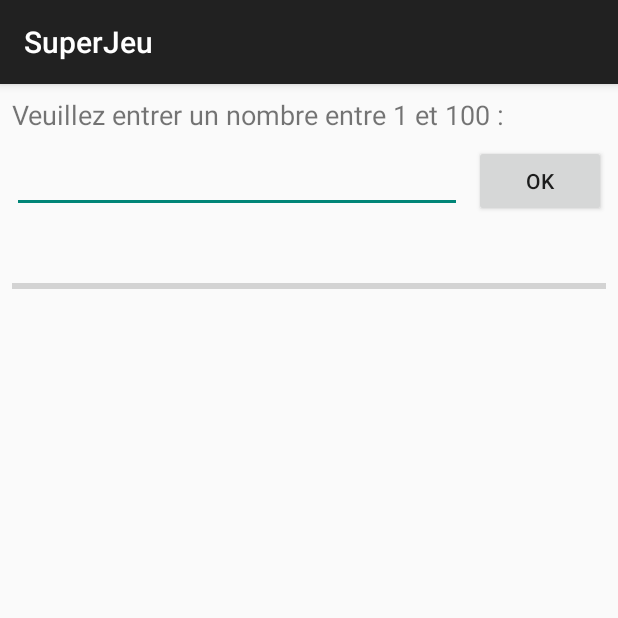
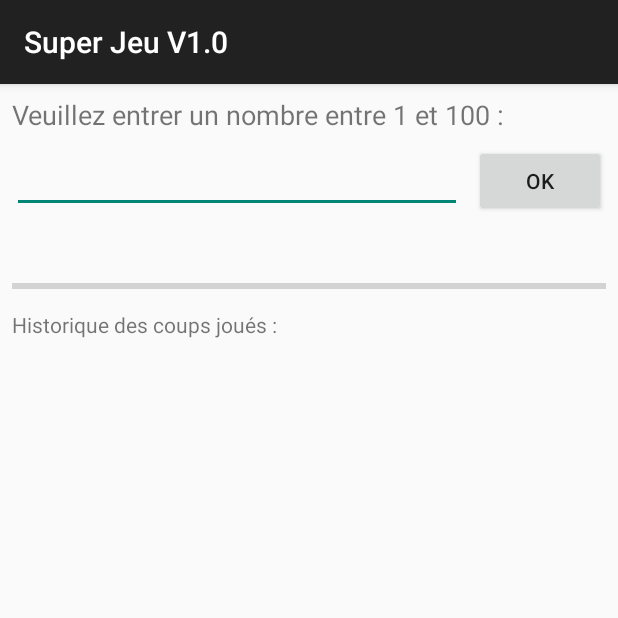
Before and after one commit to tibawbaw/SuperJeu, an Android app: the screen it shows after launch (MainActivity), on a phone screen of 412 x 824 dp, the top half of it. Run offline under Robolectric (Android 15) with nearby library versions, the phone set to English and light mode, and no system bars.

Commit message:
Standardisation dans strings.xml Amélioration du code

```diff
--- a/app/src/main/res/layout/activity_main.xml
+++ b/app/src/main/res/layout/activity_main.xml
@@ -16,7 +16,7 @@
         android:layout_marginRight="8dp"
         android:layout_marginStart="8dp"
         android:layout_marginTop="8dp"
-        android:text="@string/lbConsigne"
+        android:text="@string/strRules"
         android:textSize="18sp"
         app:layout_constraintEnd_toEndOf="parent"
         app:layout_constraintStart_toStartOf="parent"
--- a/app/src/main/res/values/strings.xml
+++ b/app/src/main/res/values/strings.xml
@@ -1,9 +1,10 @@
 <resources>
-    <string name="app_name">SuperJeu</string>
-    <string name="lbConsigne">Veuillez entrer un nombre entre 1 et 100 :</string>
-    <string name="NbInferieur">Le nombre à trouver est inférieur à </string>
-    <string name="NotThat">Ce n\'est pas </string>
-    <string name="Nbsuperieur">Le nombre à trouver est supérieur à </string>
-    <string name="Bravo">Bravo ! Le nombre à trouver était bien </string>
-    <string name="strMessage">Félicitation, vous avez trouvé en %d coups?</string>
+    <string name="app_name">Super Jeu V1.0</string>
+    <string name="strRules">Veuillez entrer un nombre entre 1 et 100 :</string>
+    <string name="strLess">Le nombre à trouver est inférieur à %d</string>
+    <string name="strMore">Le nombre à trouver est supérieur à %d</string>
+    <string name="strMessage">Félicitation, vous avez trouvé en %d coups.\n\nVoulez-vous refaire une partie ?</string>
+    <string name="strHistory">Historique des coups joués :</string>
+    <string name="strYes">Oui</string>
+    <string name="strNo">Non</string>
 </resources>
```
Also changed, not shown: app/src/main/java/fr/tibawbaw/superjeu/MainActivity.java (+21 -11 lines).
